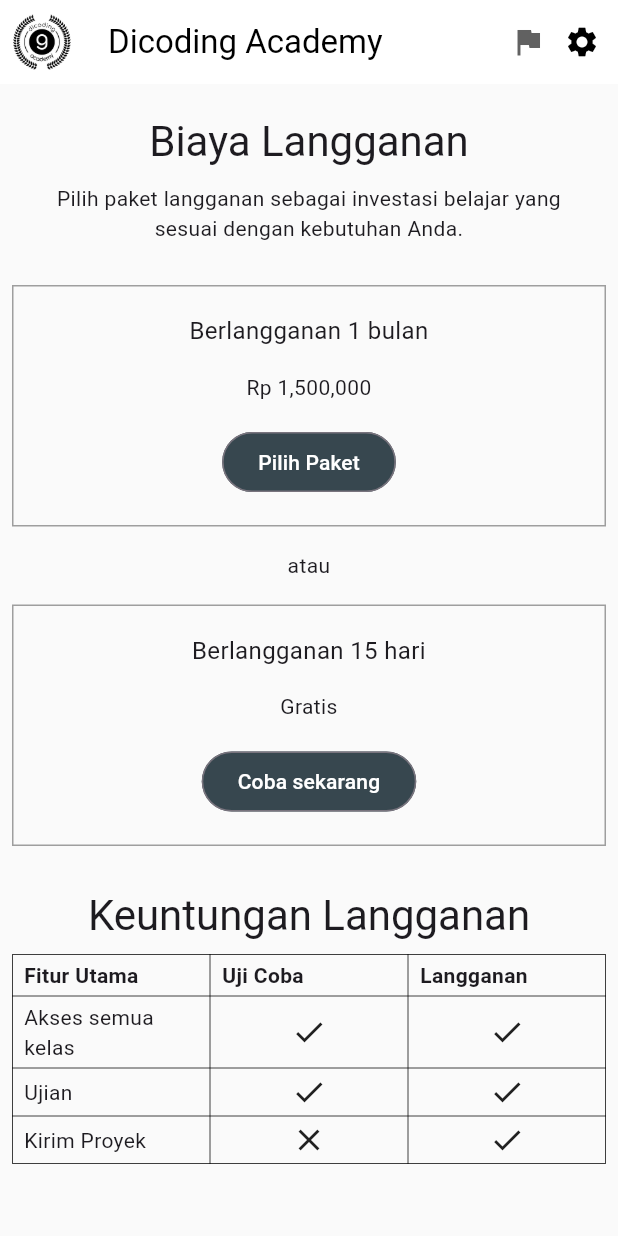
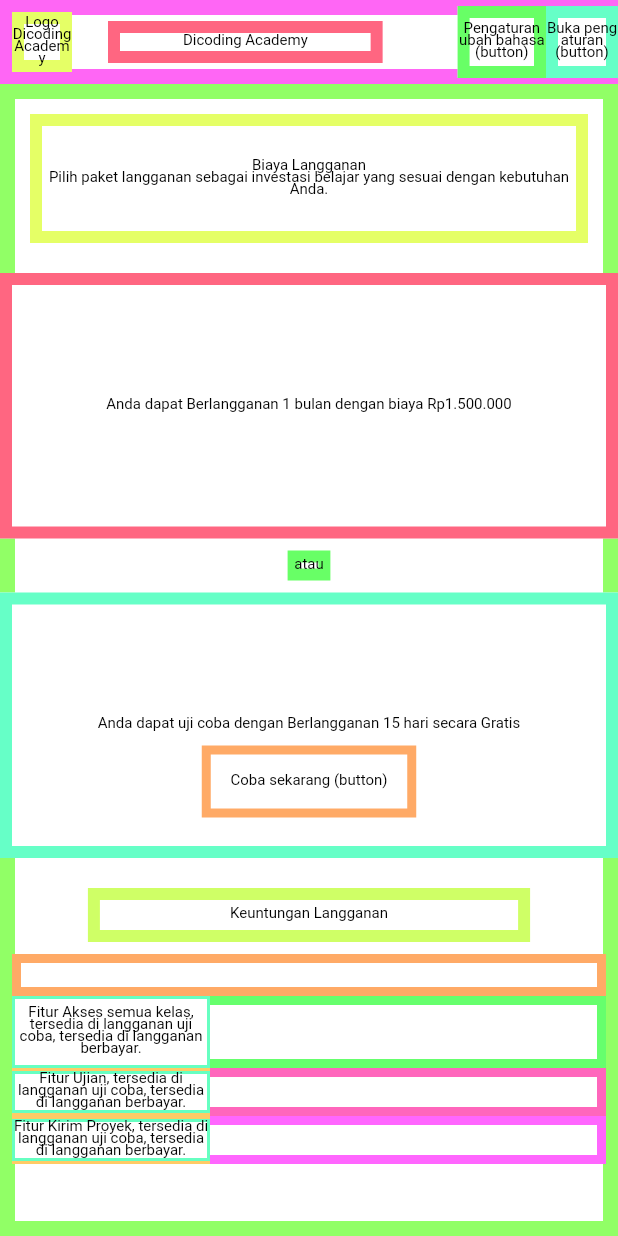
Before and after one commit to ZenMachi/Flutter-Intermediate-Arc, a Flutter app: the screen it shows after launch, on a phone screen of 412 x 824 dp. Run offline on Flutter 3.47's test engine with Material 3 defaults, Android fonts, the light colour scheme and no system bars; our stand-ins replace audioplayers, camera, image_picker, video_player; generated files the repository leaves out were written again.

Commit message:
done latihan accessibility

```diff
--- a/Localization and Accessibility/00-starter/lib/content/benefit_table.dart
+++ b/Localization and Accessibility/00-starter/lib/content/benefit_table.dart
@@ -1,7 +1,9 @@
 import 'package:dicoding_subscriptions/classes/benefit_feature.dart';
 import 'package:dicoding_subscriptions/common.dart';
 import 'package:dicoding_subscriptions/widget/table_cell_widget.dart';
+import 'package:flutter/cupertino.dart';
 import 'package:flutter/material.dart';
+import 'package:flutter/widgets.dart';
 
 class BenefitTable extends StatelessWidget {
   const BenefitTable({Key? key}) : super(key: key);
@@ -26,24 +28,36 @@
       defaultVerticalAlignment: TableCellVerticalAlignment.middle,
       children: [
         TableRow(children: [
-          TableCellWidget(
+          ExcludeSemantics(
+            child: TableCellWidget(
               text: AppLocalizations.of(context)!.benefitFeatureTitle1,
               isBold: true,
             ),
-          TableCellWidget(
+          ),
+          ExcludeSemantics(
+            child: TableCellWidget(
               text: AppLocalizations.of(context)!.benefitFeatureTitle2,
               isBold: true,
             ),
-          TableCellWidget(
+          ),
+          ExcludeSemantics(
+            child: TableCellWidget(
               text: AppLocalizations.of(context)!.benefitFeatureTitle3,
               isBold: true,
+            ),
           ),
         ]),
         ...benefitFeatureList.map((benefitFeature) {
           return TableRow(
             children: [
-              TableCellWidget(
+              Semantics(
+                label: AppLocalizations.of(context)!
+                    .accBenefitFeatureItem1(benefitFeature.feature),
+                child: ExcludeSemantics(
+                  child: TableCellWidget(
                     text: benefitFeature.feature,
+                  ),
+                ),
               ),
               TableCellWidget(
                 check: benefitFeature.freeBenefit,
--- a/Localization and Accessibility/00-starter/lib/content/free_packet_card.dart
+++ b/Localization and Accessibility/00-starter/lib/content/free_packet_card.dart
@@ -1,13 +1,17 @@
 import 'package:dicoding_subscriptions/common.dart';
 import 'package:flutter/material.dart';
-
 
 class FreePackageCard extends StatelessWidget {
   const FreePackageCard({Key? key}) : super(key: key);
 
   @override
   Widget build(BuildContext context) {
-    return Container(
+    return Semantics(
+      label: AppLocalizations.of(context)!.accFreePackage(
+        AppLocalizations.of(context)!.freePackageTitle(15),
+        AppLocalizations.of(context)!.freePackagePrice,
+      ),
+      child: Container(
         padding: const EdgeInsets.symmetric(
           horizontal: 20,
           vertical: 10,
@@ -19,6 +23,9 @@
         child: Column(
           mainAxisSize: MainAxisSize.min,
           mainAxisAlignment: MainAxisAlignment.center,
+          children: [
+            ExcludeSemantics(
+              child: Column(
                 children: [
                   Padding(
                     padding: const EdgeInsets.all(8.0),
@@ -37,6 +44,9 @@
                       textAlign: TextAlign.center,
                     ),
                   ),
+                ],
+              ),
+            ),
             Padding(
               padding: const EdgeInsets.all(8.0),
               child: OutlinedButton(
@@ -49,6 +59,7 @@
             ),
           ],
         ),
+      ),
     );
   }
 }
--- a/Localization and Accessibility/00-starter/lib/content/header_widget.dart
+++ b/Localization and Accessibility/00-starter/lib/content/header_widget.dart
@@ -8,6 +8,7 @@
   Widget build(BuildContext context) {
     return Padding(
       padding: const EdgeInsets.all(20),
+      child: MergeSemantics(
         child: Column(
           children: [
             Text(
@@ -16,6 +17,7 @@
               softWrap: true,
               overflow: TextOverflow.fade,
               textAlign: TextAlign.center,
+              semanticsLabel: AppLocalizations.of(context)!.costTitle,
             ),
             const SizedBox(height: 10),
             Text(
@@ -24,8 +26,10 @@
               softWrap: true,
               overflow: TextOverflow.fade,
               textAlign: TextAlign.center,
+              semanticsLabel: AppLocalizations.of(context)!.costSubtitle,
             ),
           ],
+        ),
       ),
     );
   }
--- a/Localization and Accessibility/00-starter/lib/content/paid_packet_card.dart
+++ b/Localization and Accessibility/00-starter/lib/content/paid_packet_card.dart
@@ -6,7 +6,12 @@
 
   @override
   Widget build(BuildContext context) {
-    return Container(
+    return Semantics(
+      label: AppLocalizations.of(context)!.accPaidPackage(
+        AppLocalizations.of(context)!.paidPackageTitle(1),
+        AppLocalizations.of(context)!.paidPackagePrice(1500000),
+      ),
+      child: Container(
         padding: const EdgeInsets.symmetric(
           horizontal: 20,
           vertical: 10,
@@ -15,6 +20,7 @@
           border: Border.all(color: Colors.grey),
         ),
         margin: const EdgeInsets.all(8.0),
+        child: ExcludeSemantics(
           child: Column(
             mainAxisSize: MainAxisSize.min,
             children: [
@@ -36,9 +42,15 @@
               ),
               Padding(
                 padding: const EdgeInsets.all(8.0),
-            child: Text(
-              "Rp 1,500,000",
+                child: Localizations.override(
+                  context: context,
+                  locale: const Locale("id"),
+                  child: Builder(builder: (context) {
+                    return Text(
+                      AppLocalizations.of(context)!.paidPackagePrice(1500000),
                       textAlign: TextAlign.center,
+                    );
+                  }),
                 ),
               ),
               Padding(
@@ -46,13 +58,17 @@
                 child: OutlinedButton(
                   onPressed: () {},
                   child: Text(
-                "Pilih Paket",
+                    AppLocalizations.of(context)!.paidPackageButton,
                     textAlign: TextAlign.center,
+                    semanticsLabel:
+                        AppLocalizations.of(context)!.accPaidPackageButton,
                   ),
                 ),
               ),
             ],
           ),
+        ),
+      ),
     );
   }
 }
--- a/Localization and Accessibility/00-starter/lib/home.dart
+++ b/Localization and Accessibility/00-starter/lib/home.dart
@@ -1,3 +1,4 @@
+import 'package:dicoding_subscriptions/common.dart';
 import 'package:dicoding_subscriptions/widget/flag_icon_widget.dart';
 import 'package:dicoding_subscriptions/widget/max_width_widget.dart';
 import 'package:flutter/material.dart';
@@ -15,14 +16,18 @@
       appBar: AppBar(
         leading: Padding(
           padding: const EdgeInsets.all(8.0),
-          child: Image.asset("assets/dicoding-academy.png"),
+          child: Image.asset(
+            "assets/dicoding-academy.png",
+            semanticLabel: AppLocalizations.of(context)!.accLogoAppBar,
+          ),
         ),
-        title: const Text("Dicoding Academy"),
+        title: Text("Dicoding Academy", semanticsLabel: AppLocalizations.of(context)!.accTitleAppBar,),
         actions: [
           const FlagIconWidget(),
           IconButton(
             onPressed: () {},
             icon: const Icon(Icons.settings),
+            tooltip: AppLocalizations.of(context)!.accOpenSetting,
           ),
         ],
       ),
--- a/Localization and Accessibility/00-starter/lib/main.dart
+++ b/Localization and Accessibility/00-starter/lib/main.dart
@@ -19,6 +19,7 @@
       builder: (context, child) {
         final provider = Provider.of<LocalizationsProvider>(context);
         return MaterialApp(
+          showSemanticsDebugger: true,
           locale: provider.locale,
           title: 'Flutter Localization & Accessibility',
           localizationsDelegates: AppLocalizations.localizationsDelegates,
--- a/Localization and Accessibility/00-starter/lib/widget/flag_icon_widget.dart
+++ b/Localization and Accessibility/00-starter/lib/widget/flag_icon_widget.dart
@@ -10,17 +10,21 @@
 
   @override
   Widget build(BuildContext context) {
-    return DropdownButtonHideUnderline(
+    return Semantics(
+      label: AppLocalizations.of(context)!.accChangeLanguage,
+      child: DropdownButtonHideUnderline(
         child: DropdownButton(
           icon: const Icon(Icons.flag),
           items: AppLocalizations.supportedLocales.map((Locale locale) {
             final flag = Localization.getFlag(locale.languageCode);
+            final accFlag = getLanguageAccessibility(context, locale.languageCode);
             return DropdownMenuItem(
               value: locale,
               child: Center(
                 child: Text(
                   flag,
                   style: Theme.of(context).textTheme.headline4,
+                  semanticsLabel: accFlag,
                 ),
               ),
               onTap: () {
@@ -31,6 +35,18 @@
           }).toList(),
           onChanged: (_) {},
         ),
+      ),
     );
   }
+  String getLanguageAccessibility(BuildContext context, String languageCode) {
+    switch (languageCode) {
+      case "en":
+        return AppLocalizations.of(context)!.accLocaleItem2;
+      case "ar":
+        return AppLocalizations.of(context)!.accLocaleItem3;
+      case "id":
+      default:
+        return AppLocalizations.of(context)!.accLocaleItem1;
     }
+  }
+}
```
Also changed, not shown: Localization and Accessibility/00-starter/lib/l10n/app_ar.arb (+19 -1 lines), Localization and Accessibility/00-starter/lib/l10n/app_en.arb (+19 -1 lines), Localization and Accessibility/00-starter/lib/l10n/app_id.arb (+60 -1 lines). Lines whose indentation alone changed are shown as unchanged.
